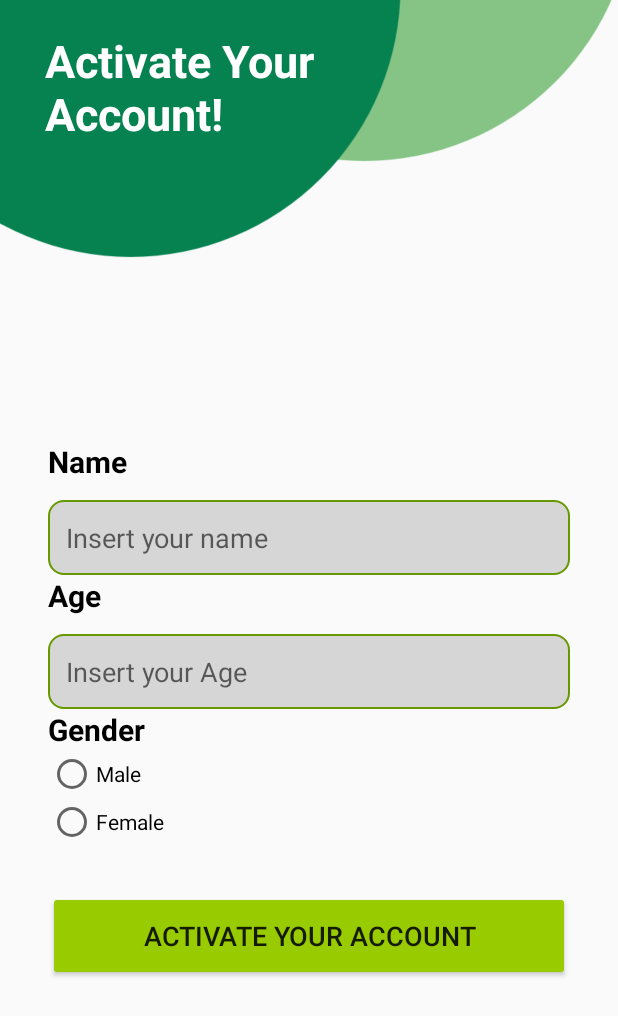
After one commit to PhenoZiggy/TravelerAndroidApp, an Android app: the ActivateActivity screen opened directly, with no data from a screen before it, on a phone screen of 412 x 824 dp. The commit adds this screen. Shown: the top 1016 px of the screen. Run offline under Robolectric (Android 15) with nearby library versions, the phone set to English and light mode, and no system bars; our stand-ins replace data binding; libraries missing offline, so code that uses them is left out: org.kodein.di; 3 statements that could not run were skipped.

Commit message:
activate ui

```diff
--- a/app/src/main/java/com/example/traveler/MVVMApplication.kt
+++ b/app/src/main/java/com/example/traveler/MVVMApplication.kt
@@ -5,8 +5,10 @@ import com.example.traveler.data.db.AppDatabase
 import com.example.traveler.data.network.MyApi
 import com.example.traveler.data.network.responses.NetworkConnectionInterceptor
 import com.example.traveler.data.repositories.UserRepository
+import com.example.traveler.uis.activate.ActivateViewModel
 import com.example.traveler.uis.auth.AuthViewModel
 import com.example.traveler.uis.auth.AuthViewModelFactory
+import com.example.traveler.uis.home.profile.ActivateViewModelFactory
 import com.example.traveler.uis.home.profile.ProfileViewModelFactory
 import org.kodein.di.Kodein
 import org.kodein.di.KodeinAware
@@ -27,6 +29,7 @@ class MVVMApplication : Application(),KodeinAware {
         bind() from singleton { UserRepository(instance(), instance()) }
         bind() from provider { AuthViewModelFactory(instance()) }
         bind() from provider { ProfileViewModelFactory(instance()) }
+        bind() from provider { ActivateViewModelFactory(instance()) }
     }
 
 
--- /dev/null
+++ b/app/src/main/java/com/example/traveler/uis/activate/ActivateActivity.kt
@@ -0,0 +1,42 @@
+package com.example.traveler.uis.activate
+
+import androidx.appcompat.app.AppCompatActivity
+import android.os.Bundle
+import androidx.activity.ComponentActivity
+import androidx.databinding.DataBindingUtil
+import androidx.lifecycle.ViewModelProvider
+import com.example.traveler.R
+import com.example.traveler.data.db.entities.User
+import com.example.traveler.databinding.ActivityActivateBinding
+import com.example.traveler.databinding.ActivityLoginBinding
+import com.example.traveler.databinding.ActivitySignupBinding
+import com.example.traveler.uis.auth.AuthListener
+import com.example.traveler.uis.auth.AuthViewModel
+import com.example.traveler.uis.home.profile.ActivateViewModelFactory
+import org.kodein.di.KodeinAware
+import org.kodein.di.android.kodein
+import org.kodein.di.generic.instance
+
+class ActivateActivity : ComponentActivity(), AuthListener, KodeinAware {
+    override val kodein by kodein()
+    private val factory : ActivateViewModelFactory by instance()
+    override fun onCreate(savedInstanceState: Bundle?) {
+        super.onCreate(savedInstanceState)
+        val binding : ActivityActivateBinding = DataBindingUtil.setContentView(this, R.layout.activity_activate)
+        val viewModel = ViewModelProvider(this, factory).get(ActivateViewModel::class.java)
+        binding.activate = viewModel
+        viewModel.authListener = this
+    }
+
+    override fun onStarted() {
+
+    }
+
+    override fun onSuccess(user: User?) {
+
+    }
+
+    override fun onFailure(message: String) {
+
+    }
+}
--- a/app/src/main/java/com/example/traveler/uis/auth/LoginActivity.kt
+++ b/app/src/main/java/com/example/traveler/uis/auth/LoginActivity.kt
@@ -12,6 +12,7 @@ import com.example.traveler.R
 import com.example.traveler.data.db.entities.User
 import com.example.traveler.data.network.responses.AuthResponse
 import com.example.traveler.databinding.ActivityLoginBinding
+import com.example.traveler.uis.activate.ActivateActivity
 import com.example.traveler.uis.home.HomeActivity
 import com.example.traveler.util.hide
 import com.example.traveler.util.show
@@ -38,7 +39,7 @@ class MainActivity : ComponentActivity(),AuthListener,KodeinAware {
 
         viewModel.getLoggedUser().observe(this, Observer { user->
             if(user != null){
-                Intent(this,HomeActivity::class.java).also {
+                Intent(this,ActivateActivity::class.java).also {
                     // need to start as a fresh activity
                     //if user press back button user can see the login again
                     it.flags = Intent.FLAG_ACTIVITY_NEW_TASK or Intent.FLAG_ACTIVITY_CLEAR_TASK
--- a/app/src/main/java/com/example/traveler/uis/auth/SignupActivity.kt
+++ b/app/src/main/java/com/example/traveler/uis/auth/SignupActivity.kt
@@ -1,7 +1,6 @@
 package com.example.traveler.uis.auth
 
 import android.content.Intent
-import androidx.appcompat.app.AppCompatActivity
 import android.os.Bundle
 import android.widget.ProgressBar
 import androidx.activity.ComponentActivity
@@ -11,7 +10,6 @@ import androidx.lifecycle.Observer
 import androidx.lifecycle.ViewModelProvider
 import com.example.traveler.R
 import com.example.traveler.data.db.entities.User
-import com.example.traveler.data.network.responses.AuthResponse
 import com.example.traveler.databinding.ActivitySignupBinding
 import com.example.traveler.uis.home.HomeActivity
 import com.example.traveler.util.hide
--- a/app/src/main/res/drawable/baseline_lock_24.xml
+++ b/app/src/main/res/drawable/baseline_lock_24.xml
@@ -1,4 +1,4 @@
-<vector android:height="24dp" android:tint="@color/white"
+<vector android:height="24dp" android:tint="@color/black"
     android:viewportHeight="24" android:viewportWidth="24"
     android:width="24dp" xmlns:android="http://schemas.android.com/apk/res/android">
     <path android:fillColor="@android:color/black" android:pathData="M18,8h-1L17,6c0,-2.76 -2.24,-5 -5,-5S7,3.24 7,6v2L6,8c-1.1,0 -2,0.9 -2,2v10c0,1.1 0.9,2 2,2h12c1.1,0 2,-0.9 2,-2L20,10c0,-1.1 -0.9,-2 -2,-2zM12,17c-1.1,0 -2,-0.9 -2,-2s0.9,-2 2,-2 2,0.9 2,2 -0.9,2 -2,2zM15.1,8L8.9,8L8.9,6c0,-1.71 1.39,-3.1 3.1,-3.1 1.71,0 3.1,1.39 3.1,3.1v2z"/>
--- a/app/src/main/res/drawable/baseline_person_24.xml
+++ b/app/src/main/res/drawable/baseline_person_24.xml
@@ -1,4 +1,4 @@
-<vector android:height="24dp" android:tint="@color/white"
+<vector android:height="24dp" android:tint="@color/black"
     android:viewportHeight="24" android:viewportWidth="24"
     android:width="24dp" xmlns:android="http://schemas.android.com/apk/res/android">
     <path android:fillColor="@android:color/white" android:pathData="M12,12c2.21,0 4,-1.79 4,-4s-1.79,-4 -4,-4 -4,1.79 -4,4 1.79,4 4,4zM12,14c-2.67,0 -8,1.34 -8,4v2h16v-2c0,-2.66 -5.33,-4 -8,-4z"/>
--- /dev/null
+++ b/app/src/main/res/drawable/edit_text_background.xml
@@ -0,0 +1,10 @@
+<?xml version="1.0" encoding="utf-8"?>
+<selector xmlns:android="http://schemas.android.com/apk/res/android">
+<item>
+    <shape android:shape="rectangle">
+        <solid android:color="#D7D6D7"/>
+        <corners android:radius="10dp"/>\
+        <stroke android:color="@android:color/holo_green_dark" android:width="1dp"/>
+    </shape>
+</item>
+</selector>
--- /dev/null
+++ b/app/src/main/res/layout/activity_activate.xml
@@ -0,0 +1,142 @@
+<?xml version="1.0" encoding="utf-8"?>
+
+<layout
+    xmlns:android="http://schemas.android.com/apk/res/android"
+    xmlns:app="http://schemas.android.com/apk/res-auto"
+    xmlns:tools="http://schemas.android.com/tools"
+    >
+    <data>
+        <variable
+            name="activate"
+            type="com.example.traveler.uis.activate.ActivateViewModel" />
+    </data>
+    <androidx.constraintlayout.widget.ConstraintLayout
+        android:layout_width="match_parent"
+        android:layout_height="match_parent"
+        tools:context=".uis.activate.ActivateActivity">
+
+        <ImageView
+            android:id="@+id/imageView2"
+            android:layout_width="wrap_content"
+            android:layout_height="200dp"
+            android:scaleType="centerCrop"
+            android:src="@drawable/top_background_a"
+            app:layout_constraintEnd_toEndOf="parent"
+            app:layout_constraintHorizontal_bias="0.0"
+            app:layout_constraintStart_toStartOf="parent"
+            app:layout_constraintTop_toTopOf="parent" />
+
+        <TextView
+            android:id="@+id/textView3"
+            android:layout_width="wrap_content"
+            android:layout_height="wrap_content"
+            android:text="Activate Your \nAccount!"
+            android:textSize="30sp"
+            android:layout_marginStart="30sp"
+            android:layout_marginTop="20sp"
+            android:textStyle="bold"
+            android:textColor="@color/white"
+            app:layout_constraintStart_toStartOf="parent"
+            app:layout_constraintTop_toTopOf="parent" />
+
+        <LinearLayout
+            android:layout_width="match_parent"
+            android:layout_height="500dp"
+            android:orientation="vertical"
+            android:padding="32dp"
+            app:layout_constraintBottom_toBottomOf="parent"
+            app:layout_constraintStart_toStartOf="parent"
+            app:layout_constraintTop_toBottomOf="@+id/imageView2">
+
+            <TextView
+                android:id="@+id/namelable"
+                android:layout_width="match_parent"
+                android:layout_height="wrap_content"
+                android:text="Name"
+                android:textColor="#000000"
+                android:textStyle="bold"
+                android:textSize="20dp"
+                />
+
+            <EditText
+                android:id="@+id/name"
+                android:layout_width="match_parent"
+                android:layout_height="50dp"
+                android:ems="10"
+                android:textSize="18sp"
+                android:inputType="textPersonName"
+                android:textColor="#707070"
+                android:layout_marginTop="12dp"
+                android:padding="12dp"
+                android:hint="Insert your name"
+                android:background="@drawable/edit_text_background"
+                android:text="@={activate.name}"/>
+
+            <TextView
+                android:id="@+id/ageLabel"
+                android:layout_width="match_parent"
+                android:layout_height="wrap_content"
+                android:text="Age"
+                android:textColor="#000000"
+                android:textStyle="bold"
+                android:textSize="20dp"
+                />
+
+            <EditText
+                android:id="@+id/age"
+                android:layout_width="match_parent"
+                android:layout_height="50dp"
+                android:ems="10"
+                android:textSize="18sp"
+                android:inputType="numberSigned"
+                android:textColor="#707070"
+                android:layout_marginTop="12dp"
+                android:padding="12dp"
+                android:text="@={activate.age}"
+                android:hint="Insert your Age"
+                android:background="@drawable/edit_text_background" />
+            <TextView
+                android:id="@+id/userTypeLabel"
+                android:layout_width="match_parent"
+                android:layout_height="wrap_content"
+                android:text="Gender"
+                android:textColor="#000000"
+                android:textStyle="bold"
+                android:textSize="20dp"
+                />
+
+            <RadioGroup
+                android:id="@+id/genderGroup"
+                android:layout_width="match_parent"
+                android:layout_height="wrap_content"
+                android:orientation="vertical"
+                >
+                <RadioButton
+                    android:id="@+id/radioMale"
+                    android:layout_width="match_parent"
+                    android:layout_height="wrap_content"
+                    android:text="Male"
+                    android:value="Male"
+                    />
+
+                <RadioButton
+                    android:id="@+id/radioFemale"
+                    android:layout_width="match_parent"
+                    android:layout_height="wrap_content"
+                    android:text="Female"
+                    android:value="Female"
+                    />
+            </RadioGroup>
+            <Button
+                android:id="@+id/loginButton"
+                android:layout_width="match_parent"
+                android:layout_height="60dp"
+                android:layout_marginTop="30dp"
+                android:backgroundTint="@android:color/holo_green_light"
+                android:text="Activate Your Account"
+                android:textSize="18sp"
+                app:cornerRadius="20dp"
+                android:onClick="@{activate::onActivateButtonClick}"/>
+        </LinearLayout>
+    </androidx.constraintlayout.widget.ConstraintLayout>
+</layout>
--- a/app/src/main/res/layout/activity_login.xml
+++ b/app/src/main/res/layout/activity_login.xml
@@ -84,7 +84,7 @@
                             android:inputType="textPassword"
                             android:padding="8dp"
                             android:text="@={viewmodel.password}"
-                            android:textColor="@color/white"
+                            android:textColor="@color/black"
                             android:textColorHighlight="@color/black"
                             android:textColorHint="@color/black" />
 
@@ -93,7 +93,7 @@
                             android:layout_width="match_parent"
                             android:layout_height="60dp"
                             android:layout_marginTop="30dp"
-                            android:backgroundTint="@color/purple_200"
+                            android:backgroundTint="@android:color/holo_green_light"
                             android:onClick="@{viewmodel::onLoginButtonClick}"
                             android:text="Login"
                             android:textSize="18sp"
```
Also changed, not shown: app/src/main/AndroidManifest.xml (+7 -0 lines), app/src/main/res/drawable/bottom_white.png (added), app/src/main/res/drawable/facebook.png (added), app/src/main/res/drawable/girl.png (added), app/src/main/res/drawable/google.png (added), app/src/main/res/drawable/top_background_a.png (added).
